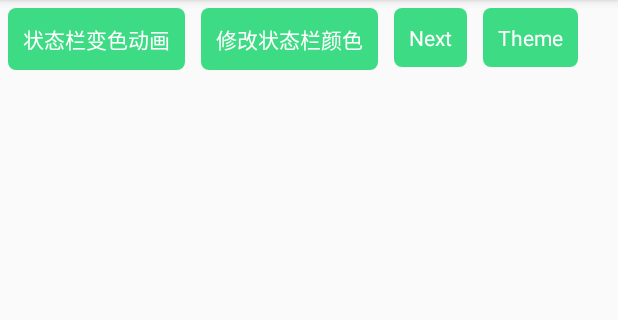
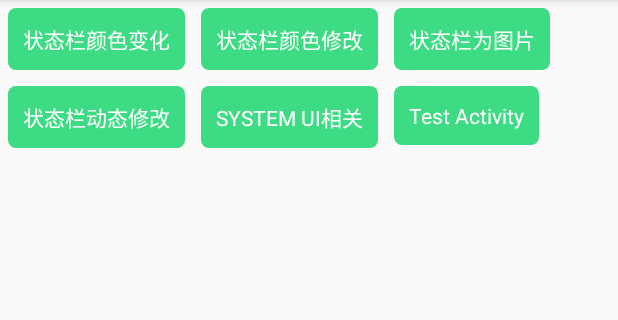
Before and after one commit to student9128/NativeDemo, an Android app: the screen it shows after launch (MainActivity), on a phone screen of 412 x 824 dp, the part 84-404 px from its top. Run offline under Robolectric (Android 15) with nearby library versions, the phone set to English and light mode, and no system bars; our stand-ins replace FlexboxLayout.

Commit message:
add:xml文件分包放置测试

```diff
--- a/app/src/main/AndroidManifest.xml
+++ b/app/src/main/AndroidManifest.xml
@@ -23,6 +23,7 @@
                 android:name=".ThemeActivity"
                 android:theme="@style/BaseTheme" />
         <activity android:name=".SystemUIActivity" />
+        <activity android:name=".TestActivity"/>
     </application>
 
 </manifest>
--- a/app/src/main/java/com/kevin/nativedemo/MainActivity.kt
+++ b/app/src/main/java/com/kevin/nativedemo/MainActivity.kt
@@ -45,6 +45,7 @@ class MainActivity : AppCompatActivity() {
             )
         }
         btnTheme.setOnClickListener { startActivity(Intent(this@MainActivity,ThemeActivity::class.java)) }
+        btnTest.setOnClickListener { startActivity(Intent(this@MainActivity,TestActivity::class.java)) }
 
 
 //        Looper.myQueue().addIdleHandler(object : MessageQueue.IdleHandler {
--- a/app/src/main/res/layout/activity_main.xml
+++ b/app/src/main/res/layout/activity_main.xml
@@ -12,21 +12,31 @@
     <TextView
             android:id="@+id/btn"
             style="@style/btnStyle"
-            android:text="状态栏变色动画" />
+            android:text="@string/status_bar_anim_color" />
 
     <TextView
             android:id="@+id/btnGradient"
             style="@style/btnStyle"
-            android:text="修改状态栏颜色" />
+            android:text="@string/status_bar_change_color" />
 
     <TextView
             android:id="@+id/btnNext"
             style="@style/btnStyle"
-            android:text="Next" />
+            android:text="@string/status_bar_pic" />
 
     <TextView
             android:id="@+id/btnTheme"
             style="@style/btnStyle"
-            android:text="Theme" />
+            android:text="@string/status_bar_dynamic_change" />
+
+    <TextView
+            android:id="@+id/btnSystemUi"
+            style="@style/btnStyle"
+            android:text="@string/system_ui_rel" />
+
+    <TextView
+            android:id="@+id/btnTest"
+            style="@style/btnStyle"
+            android:text="@string/test" />
 
 </com.google.android.flexbox.FlexboxLayout>
--- a/app/src/main/res/layout/activity_next.xml
+++ b/app/src/main/res/layout/activity_next.xml
@@ -11,7 +11,7 @@
             android:id="@+id/appbar"
             android:layout_width="match_parent"
             android:layout_height="wrap_content"
-            android:background="@drawable/ic_header"
+            android:background="@drawable/ic_pic"
             android:fitsSystemWindows="true"
             android:theme="@style/ThemeOverlay.AppCompat.Dark.ActionBar">
 
--- a/app/src/main/res/values/strings.xml
+++ b/app/src/main/res/values/strings.xml
@@ -1,3 +1,10 @@
 <resources>
     <string name="app_name">NativeDemo</string>
+    <string name="status_bar_rel">状态栏相关</string>
+    <string name="status_bar_anim_color">状态栏颜色变化</string>
+    <string name="status_bar_change_color">状态栏颜色修改</string>
+    <string name="status_bar_pic">状态栏为图片</string>
+    <string name="status_bar_dynamic_change">状态栏动态修改</string>
+    <string name="system_ui_rel">SYSTEM UI相关</string>
+    <string name="test">Test Activity</string>
 </resources>
```
Also changed, not shown: app/build.gradle (+9 -1 lines), app/src/main/java/com/kevin/nativedemo/TestActivity.kt (added, +15 -0 lines), app/src/main/res/layouts/home/layout/layout_test.xml (added, +13 -0 lines), app/src/main/res/drawable/ic_pic.jpg (added).
